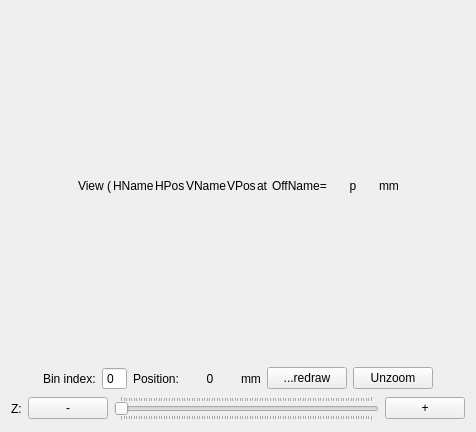
andrmor/ANTS3bundle, file ants3bundle/src/ants3/gui/graph/aviewer3dwidget.ui: the form before one commit.
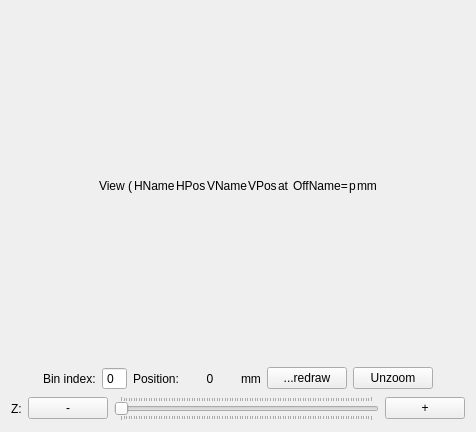
The form after the commit.

Patch:
```diff
--- a/ants3bundle/src/ants3/gui/graph/aviewer3dwidget.ui
+++ b/ants3bundle/src/ants3/gui/graph/aviewer3dwidget.ui
@@ -85,7 +85,7 @@
       <widget class="QLabel" name="lLabOffAxisPos">
        <property name="minimumSize">
         <size>
-         <width>50</width>
+         <width>0</width>
          <height>0</height>
         </size>
        </property>
```
